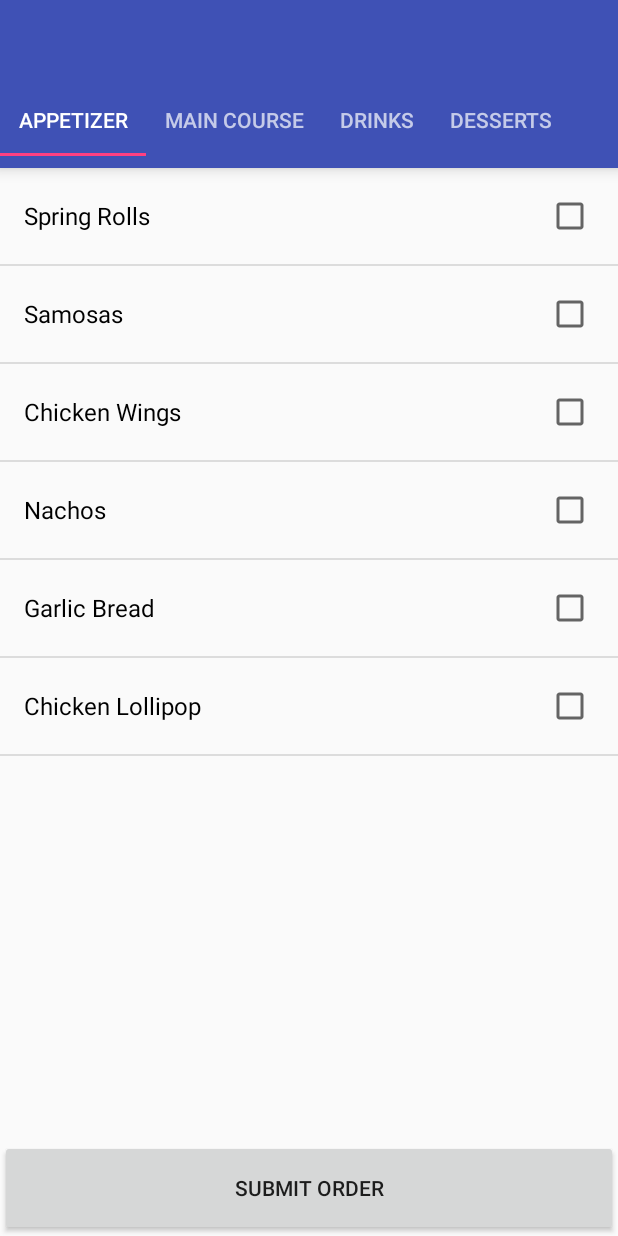
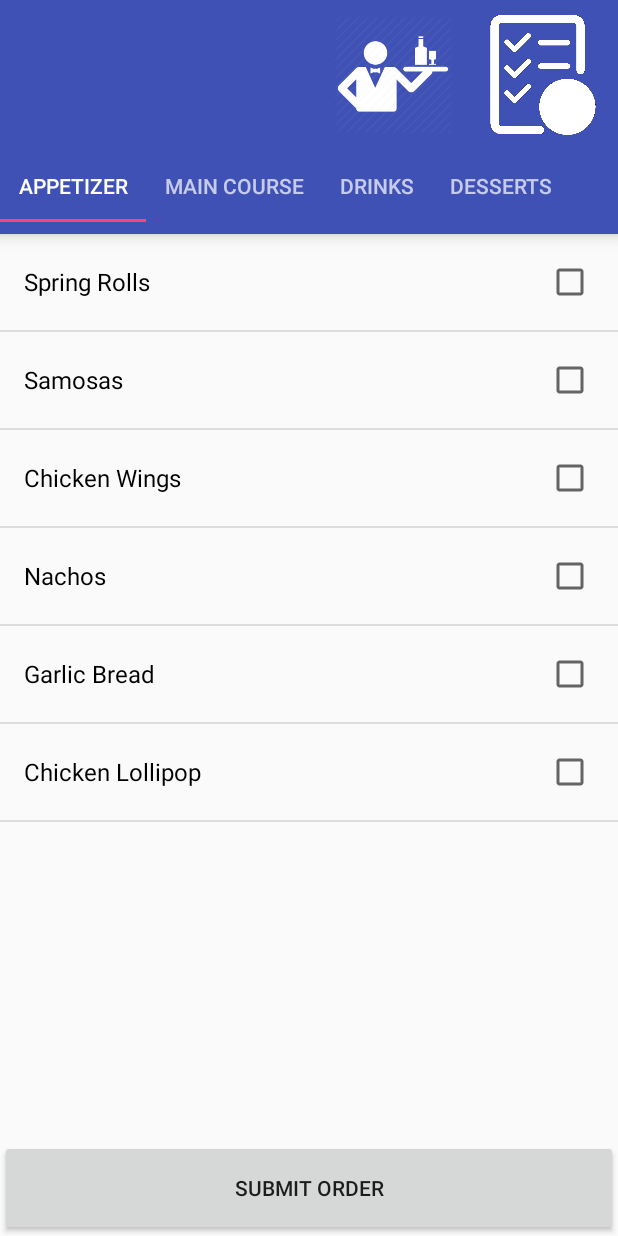
Before and after one commit to FlexEat/Mobile-Android, an Android app: the MenuActivity screen opened directly, with no data from a screen before it, on a phone screen of 412 x 824 dp. Run offline under Robolectric (Android 15) with nearby library versions, the phone set to English and light mode, and no system bars; our stand-ins replace Picasso; pictures from the network do not load.

Commit message:
added buttons for service and current order. implemented service button

```diff
--- a/app/src/main/java/com/uw/fydp/flexeat/flexeat/MenuActivity.java
+++ b/app/src/main/java/com/uw/fydp/flexeat/flexeat/MenuActivity.java
@@ -1,12 +1,20 @@
 package com.uw.fydp.flexeat.flexeat;
 
+import android.graphics.Color;
 import android.support.design.widget.TabLayout;
 import android.support.v4.view.ViewPager;
 import android.support.v7.app.AppCompatActivity;
 import android.os.Bundle;
 import android.support.v7.widget.Toolbar;
 import android.util.Log;
+import android.view.Gravity;
 import android.view.View;
+import android.view.ViewGroup;
+import android.widget.Button;
+import android.widget.ImageButton;
+import android.widget.ImageView;
+import android.widget.LinearLayout;
+import android.widget.RelativeLayout;
 import android.widget.Toast;
 
 import com.uw.fydp.flexeat.flexeat.adapters.PagerAdapter;
@@ -36,6 +44,8 @@ public class MenuActivity extends AppCompatActivity implements MenuItemInterface
     String[] mainCourseNames = {"Butter Chicken", "Chili Chicken", "Achari Chicken", "Keema Matar", "Matar Mashroom", "Bindi Masala", "Chana Masala"};
     String[] drinksNames = {"Slippery Nipple", "Rum and coke", "Glenlevit", "Sex on the Beach", "Screwdriver", "Pepsi", "7up", "Barbican", "Lassi"};
     String[] dessertsNames = {"Gulab Jamun", "Ras Malai", "Gajar ka Halwa", "kheer", "Rasgulla", "Kulfi", "Jalebi"};
+    int tableNumber;
+    int restaurantID;
 
     @Override
     protected void onCreate(Bundle savedInstanceState) {
@@ -44,13 +54,63 @@ public class MenuActivity extends AppCompatActivity implements MenuItemInterface
         //String menuFromAPI = null;
         String menuFromAPI = getIntent().getStringExtra("menuAsString");
         String restaurantName = getIntent().getStringExtra("restaurantName");
-
+        tableNumber = getIntent().getIntExtra("tableNumber", -1);
+        restaurantID = getIntent().getIntExtra("restaurantID", -1);
 
         Log.d("menu", menuFromAPI);
 
         Toolbar toolbar = (Toolbar)findViewById(R.id.toolbar);
         setSupportActionBar(toolbar);
         getSupportActionBar().setTitle(restaurantName);
+
+        LinearLayout layoutInToolbar = (LinearLayout)toolbar.findViewById(R.id.toolbar_item_container);
+        ImageButton waiterButton = new ImageButton(this);
+        ImageButton orderStatusButton = new ImageButton(this);
+        waiterButton.setImageDrawable(getResources().getDrawable(R.drawable.waiter));
+        orderStatusButton.setImageDrawable(getResources().getDrawable(R.drawable.current_order));
+        LinearLayout.LayoutParams paramsToolbar = new LinearLayout.LayoutParams(150, 150);
+        paramsToolbar.gravity = Gravity.RIGHT;
+        paramsToolbar.gravity = Gravity.END;
+        waiterButton.setBackgroundColor(Color.TRANSPARENT);
+        waiterButton.setScaleType(ImageView.ScaleType.FIT_CENTER);
+        waiterButton.setLayoutParams(paramsToolbar);
+        waiterButton.setOnClickListener(new View.OnClickListener() {
+            @Override
+            public void onClick(View view) {
+                Toast.makeText(getApplicationContext(), "poked the waiter", Toast.LENGTH_LONG).show();
+                String endpoint = "/api/help";
+                JSONObject helpObject = new JSONObject();
+                try{
+                    helpObject.put("restaurant_id", restaurantID);
+                    helpObject.put("table_number", tableNumber);
+                } catch(JSONException e){
+                    e.printStackTrace();
+                }
+                Request.post(getApplicationContext(), endpoint, helpObject, new Request.Callback() {
+                    @Override
+                    public void onRespond(boolean success, int code, String res, boolean isRemoteResponse) {
+                        Toast.makeText(getApplicationContext(), "Help is on the way", Toast.LENGTH_LONG).show();
+                    }
+
+                    @Override
+                    public void onError(boolean success, int code, Exception e) {
+                        Toast.makeText(getApplicationContext(), "Something went wrong. Please try again", Toast.LENGTH_LONG).show();
+                    }
+                });
+            }
+        });
+        orderStatusButton.setBackgroundColor(Color.TRANSPARENT);
+        orderStatusButton.setScaleType(ImageView.ScaleType.FIT_CENTER);
+        orderStatusButton.setLayoutParams(paramsToolbar);
+        orderStatusButton.setOnClickListener(new View.OnClickListener() {
+            @Override
+            public void onClick(View view) {
+                Toast.makeText(getApplicationContext(), "check current order", Toast.LENGTH_LONG).show();
+            }
+        });
+
+        layoutInToolbar.addView(waiterButton);
+        layoutInToolbar.addView(orderStatusButton);
 
         TabLayout tabLayout = (TabLayout) findViewById(R.id.tab_layout);
 
@@ -165,7 +225,9 @@ public class MenuActivity extends AppCompatActivity implements MenuItemInterface
         }
         JSONObject selectedItems = new JSONObject();
         try{
-            selectedItems.put("selectedItems", selectedItemsJSONArray);
+            selectedItems.put("selected_items", selectedItemsJSONArray);
+            selectedItems.put("restaurant_id", restaurantID);
+            selectedItems.put("table_number", tableNumber);
         } catch (JSONException e){
             e.printStackTrace();
         }
--- a/app/src/main/res/layout/activity_menu.xml
+++ b/app/src/main/res/layout/activity_menu.xml
@@ -10,9 +10,19 @@
         android:layout_alignParentTop="true"
         android:background="@color/colorPrimary"
         android:elevation="6dp"
+        android:gravity="right"
         android:minHeight="?attr/actionBarSize"
         android:theme="@style/ThemeOverlay.AppCompat.Dark.ActionBar"
-        android:popupTheme="@style/ThemeOverlay.AppCompat.Light" />
+        android:popupTheme="@style/ThemeOverlay.AppCompat.Light">
+
+        <LinearLayout
+            android:id="@+id/toolbar_item_container"
+            android:layout_width="wrap_content"
+            android:layout_height="wrap_content"
+            android:layout_gravity="right"
+            android:orientation="horizontal"/>
+
+    </android.support.v7.widget.Toolbar>
 
     <android.support.design.widget.TabLayout
         android:layout_width="match_parent"
```
Also changed, not shown: app/src/main/java/com/uw/fydp/flexeat/flexeat/CheckInFragment.java (+7 -3 lines), app/src/main/res/drawable-v21/flexeat_logo.png (deleted), app/src/main/res/drawable/current_order.png (added), app/src/main/res/drawable/waiter.png (added).
